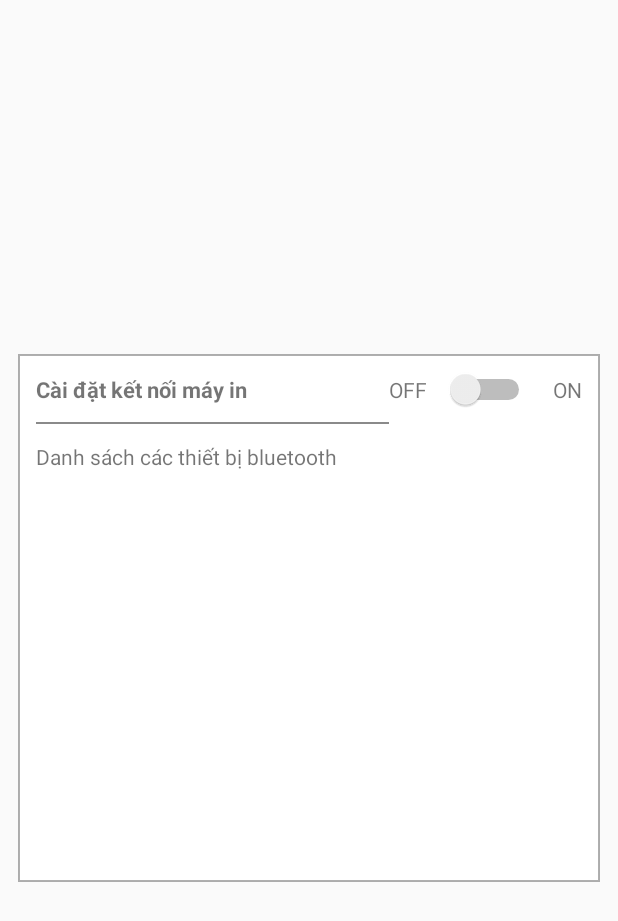
After one commit to vinhnb90/ES_Barcode_HY, an Android app: the layout dialog_bluetooth.xml on its own in the app's theme, with its tools: preview values and no code run, on a phone screen of 412 x 824 dp. The commit adds this screen. Shown: the top 921 px of the screen. Run offline under Robolectric (Android 15) with nearby library versions, the phone set to English and light mode, and no system bars.

Commit message:
Fix lỗi thao tác với service.

```diff
--- a/app/build.gradle
+++ b/app/build.gradle
@@ -34,6 +34,7 @@ dependencies {
     compile 'com.github.clans:fab:1.6.4'
     compile 'com.squareup.retrofit2:converter-gson:2.3.0'
     compile 'me.dm7.barcodescanner:zxing:1.8.4'
+    compile 'com.akexorcist:bluetoothspp:1.0.0'
     testCompile 'junit:junit:4.12'
     compile files('libs/ksoap2-android-assembly-2.5.8-jar-with-dependencies.jar')
 }
--- a/app/src/main/java/esolutions/com/barcodehungyenpc/utils/Common.java
+++ b/app/src/main/java/esolutions/com/barcodehungyenpc/utils/Common.java
@@ -191,6 +191,11 @@ public class Common {
         ex10("ex10", "Gặp ván đề khi xóa dữ liệu!."),
         ex11("ex11", "Đã có sẵn thông tin thiết bị trong dữ liệu!."),
         ex12("ex12", "Thành công"),
+        ex13("ex13", "Thiết bị không hỗ trợ bluetooth!"),
+        ex14("ex14", "Kết nối thiết bị qua bluetooth thành công!"),
+        ex15("ex15", "Kết nối thiết bị qua bluetooth thất bại!"),
+        ex16("ex16", "Kết nối bluetooth với thiết bị đã ngắt!"),
+
         ex("ex", "Gặp vấn đề không xác định.");
 
         private String code, content;
--- a/app/src/main/java/esolutions/com/barcodehungyenpc/utils/SoapXML.java
+++ b/app/src/main/java/esolutions/com/barcodehungyenpc/utils/SoapXML.java
@@ -33,13 +33,14 @@ public class SoapXML {
 
     public static String getURL(String address) {
         return "http://" + address + "/servicedodem28.8/ServiceTienIch_DoDem.asmx";
+//        return "http://" + address + "/ServiceTienIch_DoDem.asmx";
     }
 
     public static int TIME_OUT = 30000;
 
     public enum METHOD {
         CTO_PB("Select_Info_PBCT", new String[]{"strMaDViQLy", "strMaCTo"}),
-        CTO_KD("Select_Info_Send_KDCT_MTB", new String[]{"strMaDViQLy", "strMaCTo"});
+        CTO_KD("Select_Info_Send_KDCT_MTB", new String[]{"strDVi", "strMaCTo"});
 
         private String nameMethod;
         private String[] nameParams;
@@ -130,6 +131,22 @@ public class SoapXML {
                     Field[] allFields;
                     final GsonBuilder gsonBuilder = new GsonBuilder();
                     final Gson gson = gsonBuilder.create();
+
+
+                    if (dataRealResult.containsKey("CONG_TO")) {
+                        SoapObject dataReal = dataRealResult.get("CONG_TO");
+                        allFields = classType.getDeclaredFields();
+                        for (Field field : allFields) {
+                            if (dataReal.hasProperty(field.getName())) {
+                                jsonObject.accumulate(field.getName(), dataReal.getPropertyAsString(field.getName()));
+                            } else {
+                                jsonObject.accumulate(field.getName(), JSONObject.NULL);
+                            }
+                        }
+
+                        //convert to object
+                        responeObject = gson.fromJson(jsonObject.toString(), classType);
+                    }
 
                     if (dataRealResult.containsKey("CTO")) {
                         SoapObject dataReal = dataRealResult.get("CTO");
--- a/app/src/main/java/esolutions/com/barcodehungyenpc/view/MainActivity.java
+++ b/app/src/main/java/esolutions/com/barcodehungyenpc/view/MainActivity.java
@@ -58,6 +58,8 @@ import java.util.ArrayList;
 import java.util.HashMap;
 import java.util.List;
 
+import app.akexorcist.bluetotohspp.library.BluetoothSPP;
+import app.akexorcist.bluetotohspp.library.BluetoothState;
 import esolutions.com.barcodehungyenpc.entity.CToPBResponse;
 import esolutions.com.barcodehungyenpc.entity.DienLuc;
 import esolutions.com.barcodehungyenpc.entity.DienLucProxy;
@@ -129,6 +131,7 @@ public class MainActivity
     Bundle savedInstanceState;
 
     SoapXML.AsyncSoap<CToPBResponse> soapSearchCto = null;
+    BluetoothSPP bt;
 
 //    private int mCountCto;
 
@@ -153,7 +156,6 @@ public class MainActivity
             Toast.makeText(this, e.getMessage(), Toast.LENGTH_SHORT).show();
         }
     }
-
 
     @Override
     public void onRequestPermissionsResult(int requestCode, @NonNull String[] permissions, @NonNull int[] grantResults) {
@@ -410,6 +412,7 @@ public class MainActivity
             mKieuCongTo = Common.KIEU_CONG_TO.PHAN_BO;
 
             //init Data
+//            bt = new BluetoothSPP(this);
             mListCtoPB = mSqlDAO.getAllCongTo(Common.KIEU_CONG_TO.PHAN_BO);
             mListCtoKD = mSqlDAO.getAllCongTo(Common.KIEU_CONG_TO.KIEM_DINH);
             mDate = getDateTimeNow(Common.DATE_TIME_TYPE.ddMMyyyy);
@@ -451,7 +454,6 @@ public class MainActivity
         return arrayAdapter;
     }
 
-
     @Override
     public boolean dispatchKeyEvent(KeyEvent event) {
         Log.i("key pressed", String.valueOf(event.getKeyCode()));
@@ -475,7 +477,6 @@ public class MainActivity
         return super.dispatchKeyEvent(event);
     }
 
-
     @Override
     protected void handleListener() {
         try {
@@ -485,6 +486,38 @@ public class MainActivity
 
             //hiển thị folder trên sdcard
             Common.showFolder(this);
+
+            //lắng nghe bluetooth
+//            bt.setBluetoothConnectionListener(new BluetoothSPP.BluetoothConnectionListener() {
+//                public void onDeviceConnected(String name, String address) {
+//                    Snackbar snackbar = Snackbar
+//                            .make(mCoordinatorLayout, Common.MESSAGE.ex14.getContent(), Snackbar.LENGTH_LONG);
+//                    snackbar.show();
+//                }
+//
+//                public void onDeviceDisconnected() {
+//                    Snackbar snackbar = Snackbar
+//                            .make(mCoordinatorLayout, Common.MESSAGE.ex16.getContent(), Snackbar.LENGTH_LONG);
+//                    snackbar.show();
+//                }
+//
+//                public void onDeviceConnectionFailed() {
+//                    Snackbar snackbar = Snackbar
+//                            .make(mCoordinatorLayout, Common.MESSAGE.ex15.getContent(), Snackbar.LENGTH_LONG);
+//                    snackbar.show();
+//                }
+//            });
+//
+//
+//
+//            bt.setOnDataReceivedListener(new BluetoothSPP.OnDataReceivedListener() {
+//                public void onDataReceived(byte[] data, String message) {
+//                    Snackbar snackbar = Snackbar
+//                            .make(mCoordinatorLayout, message, Snackbar.LENGTH_LONG);
+//                    snackbar.show();
+//                }
+//            });
+
 
             mTvDate.addTextChangedListener(new TextWatcher() {
                 @Override
@@ -640,11 +673,7 @@ public class MainActivity
 
                         snackbar.show();
                         e.printStackTrace();
-                    } finally {
-                        //ẩn progress bar
-                        showProgresbar(false);
                     }
-
                 }
             });
 
@@ -892,13 +921,13 @@ public class MainActivity
                 HashMap<String, SoapObject> result = null;
                 SoapObject proInfoLv2 = null;
 
-                if (proInfoLv1.hasProperty("CTO")) {
-                    proInfoLv2 = (SoapObject) proInfoLv1.getProperty("CTO");
+                if (proInfoLv1.hasProperty("CONG_TO")) {
+                    proInfoLv2 = (SoapObject) proInfoLv1.getProperty("CONG_TO");
                     String soap = proInfoLv2.toString();
                     Log.d(TAG, "filterDataReal: " + soap);
 
                     result = new HashMap<>();
-                    result.put("CTO", proInfoLv2);
+                    result.put("CONG_TO", proInfoLv2);
                 }
 
                 if (proInfoLv1.hasProperty("Table1")) {
@@ -1380,6 +1409,28 @@ public class MainActivity
 //    };
 
     private void processBluetooth() {
+//        //check bluetooth
+//        if(!bt.isBluetoothAvailable()) {
+//            Snackbar snackbar = Snackbar.make(mCoordinatorLayout, Common.MESSAGE.ex13.getContent(), Snackbar.LENGTH_LONG);
+//            snackbar.show();
+//            return;
+//        }
+//
+//        if (!bt.isBluetoothEnabled()) {
+//            //nếu bluetooth chưa bật
+//            Intent intent = new Intent(BluetoothAdapter.ACTION_REQUEST_ENABLE);
+//            startActivityForResult(intent, BluetoothState.REQUEST_ENABLE_BT);
+//        } else {
+//            //start service lib
+//            if(!bt.isServiceAvailable()) {
+//                bt.setupService();
+//                bt.startService(BluetoothState.DEVICE_ANDROID);
+////                setup();
+//            }
+//        }
+
+
+
         mEtSearchOnline.setFocusable(true);
         Intent settingsIntent = new Intent(android.provider.Settings.ACTION_BLUETOOTH_SETTINGS);
         startActivity(settingsIntent);
--- a/app/src/main/res/layout/activity_main.xml
+++ b/app/src/main/res/layout/activity_main.xml
@@ -85,7 +85,7 @@
                 android:layout_alignParentRight="true"
                 android:layout_alignParentTop="true"
                 android:layout_marginLeft="@dimen/_2sdp"
-                android:background="@drawable/xml_button_cricle_type3"
+                android:background="@drawable/xml_button_cricle_type2"
                 android:padding="@dimen/_2sdp"
                 android:scaleType="centerInside"
                 android:src="@mipmap/ic_search_online_white" />
--- /dev/null
+++ b/app/src/main/res/layout/dialog_bluetooth.xml
@@ -0,0 +1,91 @@
+<?xml version="1.0" encoding="utf-8"?>
+<RelativeLayout xmlns:android="http://schemas.android.com/apk/res/android"
+    android:layout_width="match_parent"
+    android:layout_height="match_parent"
+    android:background="@android:color/transparent"
+    android:orientation="vertical">
+
+    <RelativeLayout
+        android:layout_width="match_parent"
+        android:layout_height="wrap_content"
+        android:layout_centerHorizontal="true"
+        android:layout_centerVertical="true"
+        android:layout_margin="@dimen/activity_horizontal_margin"
+        android:background="@drawable/xml_border_full"
+        android:gravity="center_vertical|center_horizontal"
+        android:padding="@dimen/activity_horizontal_margin">
+
+
+        <TextView
+            android:id="@+id/tv_on"
+            android:layout_width="wrap_content"
+            android:layout_height="wrap_content"
+            android:layout_alignParentRight="true"
+            android:layout_alignParentTop="true"
+            android:text="ON" />
+
+        <Switch
+            android:id="@+id/swt_bluetooth"
+            android:layout_width="@dimen/_50sdp"
+            android:layout_height="wrap_content"
+            android:layout_alignBaseline="@+id/tv_on"
+            android:layout_marginRight="@dimen/activity_horizontal_margin"
+            android:layout_toLeftOf="@+id/tv_on"
+            android:switchMinWidth="@dimen/_50sdp"></Switch>
+
+        <TextView
+            android:id="@+id/tv_off"
+            android:layout_width="wrap_content"
+            android:layout_height="wrap_content"
+            android:layout_alignBaseline="@+id/tv_on"
+            android:layout_marginRight="@dimen/activity_horizontal_margin"
+            android:layout_toLeftOf="@+id/swt_bluetooth"
+            android:text="OFF" />
+
+        <TextView
+            android:id="@+id/tv_title_bluetooth"
+            android:layout_width="wrap_content"
+            android:layout_height="wrap_content"
+            android:layout_alignBaseline="@+id/tv_on"
+            android:layout_alignParentLeft="true"
+            android:layout_toLeftOf="@+id/tv_off"
+            android:text="Cài đặt kết nối máy in"
+            android:textSize="@dimen/_12sdp"
+            android:textStyle="bold" />
+
+
+        <LinearLayout
+            android:orientation="vertical"
+            android:id="@+id/ll_bluetooth_line1"
+            android:layout_width="match_parent"
+            android:layout_height="1dp"
+            android:layout_below="@+id/tv_title_bluetooth"
+            android:layout_marginBottom="@dimen/activity_vertical_margin"
+            android:layout_marginTop="@dimen/activity_vertical_margin"
+            android:layout_toLeftOf="@+id/tv_off"
+            android:background="@color/black_less">
+
+        </LinearLayout>
+
+        <LinearLayout
+            android:layout_width="match_parent"
+            android:layout_height="wrap_content"
+            android:layout_below="@+id/ll_bluetooth_line1"
+            android:orientation="vertical">
+
+            <TextView
+                android:layout_width="match_parent"
+                android:layout_height="wrap_content"
+                android:text="Danh sách các thiết bị bluetooth" />
+
+            <ListView
+                android:id="@+id/lv_bluetooth"
+                android:layout_marginTop="@dimen/activity_vertical_margin"
+                android:layout_marginBottom="@dimen/activity_vertical_margin"
+                android:layout_width="match_parent"
+                android:layout_height="@dimen/_200sdp">
+            </ListView>
+        </LinearLayout>
+    </RelativeLayout>
+
+</RelativeLayout>
```
Also changed, not shown: 1 other file.
